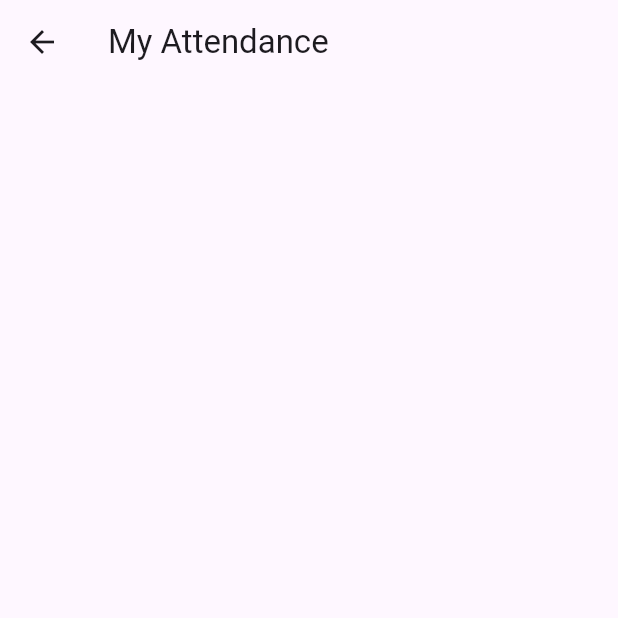
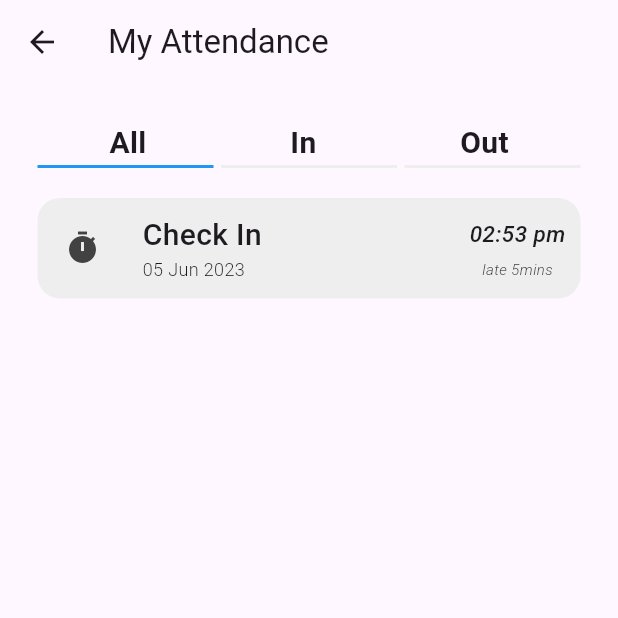
Before and after one commit to 00Leiner/GoWork, a Flutter app: the AttendanceView screen opened by its route, on a phone screen of 412 x 824 dp, the top half of it. Run offline on Flutter 3.47's test engine with Material 2 defaults, Android fonts, the phone set to English and light mode, and no system bars.

Commit message:
attend-1

```diff
--- /dev/null
+++ b/lib/comp/features/view/attendance/all_in_out_setup.dart
@@ -0,0 +1,74 @@
+// ignore_for_file: prefer_const_constructors, prefer_const_literals_to_create_immutables
+
+import 'package:flutter/material.dart';
+
+class AllInOutSetup extends StatelessWidget {
+  const AllInOutSetup({
+    super.key,
+  });
+
+  @override
+  Widget build(BuildContext context) {
+    return Padding(
+      padding: const EdgeInsets.only(bottom: 20.0),
+      child: Column(
+        children: [
+          Row(
+            mainAxisAlignment: MainAxisAlignment.spaceAround,
+            children: [
+              Text('All',
+                  style: TextStyle(
+                    fontSize: 20,
+                    fontWeight: FontWeight.w600,
+                  )),
+              Text('In',
+                  style: TextStyle(
+                    fontSize: 20,
+                    fontWeight: FontWeight.w600,
+                  )),
+              Text('Out',
+                  style: TextStyle(
+                    fontSize: 20,
+                    fontWeight: FontWeight.w600,
+                  )),
+            ],
+          ),
+          Row(
+            children: [
+              Expanded(
+                child: Container(
+                  height: 2,
+                  decoration: BoxDecoration(
+                    color: Colors.blue,
+                  ),
+                ),
+              ),
+              SizedBox(
+                width: 5,
+              ),
+              Expanded(
+                child: Container(
+                  height: 2,
+                  decoration: BoxDecoration(
+                    color: Colors.grey[200],
+                  ),
+                ),
+              ),
+              SizedBox(
+                width: 5,
+              ),
+              Expanded(
+                child: Container(
+                  height: 2,
+                  decoration: BoxDecoration(
+                    color: Colors.grey[200],
+                  ),
+                ),
+              ),
+            ],
+          ),
+        ],
+      ),
+    );
+  }
+}
--- a/lib/comp/home_page/setup/today_schedule_setup.dart
+++ /dev/null
@@ -1,83 +0,0 @@
-// ignore_for_file: prefer_const_constructors, prefer_const_literals_to_create_immutables
-
-import 'package:flutter/material.dart';
-import 'package:intl/intl.dart';
-
-class TodayScheduleSetup extends StatefulWidget {
-  const TodayScheduleSetup({
-    super.key,
-    required this.event,
-    required this.timeofevent,
-  });
-
-  final String event;
-  final String timeofevent;
-
-  @override
-  State<TodayScheduleSetup> createState() => _TodayScheduleSetupState();
-}
-
-class _TodayScheduleSetupState extends State<TodayScheduleSetup> {
-  DateTime currentDate = DateTime.now();
-  late int day;
-
-  @override
-  void initState() {
-    super.initState();
-    currentDate;
-    day = currentDate.day;
-  }
-
-  @override
-  Widget build(BuildContext context) {
-    String dayTitle = DateFormat('E, MMM').format(currentDate);
-
-    return Container(
-      decoration: BoxDecoration(
-          color: Colors.grey[300], borderRadius: BorderRadius.circular(20)),
-      child: Padding(
-        padding: const EdgeInsets.all(20.0),
-        child: Row(
-          children: [
-            Column(
-              children: [
-                Text(
-                  dayTitle.toString(),
-                  style: TextStyle(fontSize: 20, fontWeight: FontWeight.w500),
-                ),
-                Text(
-                  '$day',
-                  style: TextStyle(fontSize: 40, fontWeight: FontWeight.bold),
-                ),
-              ],
-            ),
-            Container(
-              width: 1,
-              height: 80,
-              color: Colors.grey[500],
-              margin: const EdgeInsets.symmetric(horizontal: 20),
-            ),
-            Padding(
-              padding: const EdgeInsets.only(left: 15),
-              child: Column(
-                crossAxisAlignment: CrossAxisAlignment.start,
-                children: [
-                  Text(
-                    widget.event,
-                    style: TextStyle(fontSize: 15, fontWeight: FontWeight.w500),
-                  ),
-                  SizedBox(
-                    height: 5,
-                  ),
-                  Text(
-                    widget.timeofevent,
-                  ),
-                ],
-              ),
-            ),
-          ],
-        ),
-      ),
-    );
-  }
-}
--- /dev/null
+++ b/lib/comp/schedule/today_schedule_setup.dart
@@ -0,0 +1,94 @@
+// ignore_for_file: prefer_const_constructors, prefer_const_literals_to_create_immutables
+
+import 'package:flutter/material.dart';
+import 'package:intl/intl.dart';
+
+class TodayScheduleSetup extends StatefulWidget {
+  const TodayScheduleSetup({
+    super.key,
+    required this.event,
+    required this.timeofevent,
+  });
+
+  final String event;
+  final String timeofevent;
+
+  @override
+  State<TodayScheduleSetup> createState() => _TodayScheduleSetupState();
+}
+
+class _TodayScheduleSetupState extends State<TodayScheduleSetup> {
+  DateTime currentDate = DateTime.now();
+  late int day;
+
+  @override
+  void initState() {
+    super.initState();
+    currentDate;
+    day = currentDate.day;
+  }
+
+  @override
+  Widget build(BuildContext context) {
+    String dayTitle = DateFormat('E, MMM').format(currentDate);
+
+    return GestureDetector(
+      onTap: () => showModalBottomSheet(
+        context: context,
+        builder: (context) => Container(
+          height: 400,
+        ),
+        shape: RoundedRectangleBorder(
+            borderRadius: BorderRadius.vertical(top: Radius.circular(30))),
+        barrierColor: Colors.black87.withOpacity(0.3),
+      ),
+      child: Container(
+        decoration: BoxDecoration(
+            color: Colors.grey[300], borderRadius: BorderRadius.circular(20)),
+        child: Padding(
+          padding: const EdgeInsets.all(20.0),
+          child: Row(
+            children: [
+              Column(
+                children: [
+                  Text(
+                    dayTitle.toString(),
+                    style: TextStyle(fontSize: 20, fontWeight: FontWeight.w500),
+                  ),
+                  Text(
+                    '$day',
+                    style: TextStyle(fontSize: 40, fontWeight: FontWeight.bold),
+                  ),
+                ],
+              ),
+              Container(
+                width: 1,
+                height: 80,
+                color: Colors.grey[500],
+                margin: const EdgeInsets.symmetric(horizontal: 20),
+              ),
+              Padding(
+                padding: const EdgeInsets.only(left: 15),
+                child: Column(
+                  crossAxisAlignment: CrossAxisAlignment.start,
+                  children: [
+                    Text(
+                      widget.event,
+                      style: TextStyle(fontSize: 15, fontWeight: FontWeight.w500),
+                    ),
+                    SizedBox(
+                      height: 5,
+                    ),
+                    Text(
+                      widget.timeofevent,
+                    ),
+                  ],
+                ),
+              ),
+            ],
+          ),
+        ),
+      ),
+    );
+  }
+}
--- a/lib/home_screen/features/btn/view/Attendance_view.dart
+++ b/lib/home_screen/features/btn/view/Attendance_view.dart
@@ -1,6 +1,7 @@
-// ignore_for_file: prefer_const_constructors
+// ignore_for_file: prefer_const_constructors, prefer_const_literals_to_create_immutables
 
 import 'package:flutter/material.dart';
+import 'package:gowork/comp/features/view/attendance/all_in_out_setup.dart';
 import 'package:gowork/cons/nav/routes.dart';
 
 class AttendanceView extends StatelessWidget {
@@ -20,7 +21,91 @@ class AttendanceView extends StatelessWidget {
             icon: Icon(Icons.arrow_back)),
         title: Text('My Attendance'),
       ),
-      body: Container(),
+      body: Padding(
+        padding: const EdgeInsets.all(25.0),
+        child: Column(
+          children: [
+            AllInOutSetup(),
+            Padding(
+              padding: const EdgeInsets.only(bottom: 10),
+              child: Container(
+                height: 67,
+                width: double.infinity,
+                decoration: BoxDecoration(
+                  borderRadius: BorderRadius.circular(15),
+                  color: Colors.grey[200],
+                ),
+                child: Padding(
+                  padding: EdgeInsets.all(10.0),
+                  child: Row(
+                    mainAxisAlignment: MainAxisAlignment.spaceBetween,
+                    children: [
+                      Row(
+                        children: [
+                          Container(
+                            decoration: BoxDecoration(
+                              borderRadius: BorderRadius.circular(5),
+                              // color: widget.color,
+                            ),
+                            child: Padding(
+                              padding: const EdgeInsets.all(8.0),
+                              child: Icon(
+                                Icons.timer,
+                                color: Colors.grey[800],
+                              ),
+                            ),
+                          ),
+                          SizedBox(
+                            width: 10,
+                          ),
+                          Padding(
+                            padding: const EdgeInsets.only(left: 10.0),
+                            child: Column(
+                              crossAxisAlignment: CrossAxisAlignment.start,
+                              children: [
+                                Text(
+                                  'Check In',
+                                  style: TextStyle(
+                                      fontSize: 20, fontWeight: FontWeight.w500),
+                                ),
+                                Text(
+                                  '05 Jun 2023',
+                                  style: TextStyle(
+                                      fontSize: 12,
+                                      fontWeight: FontWeight.w300),
+                                ),
+                              ],
+                            ),
+                          ),
+                        ],
+                      ),
+                      Column(
+                        mainAxisAlignment: MainAxisAlignment.spaceAround,
+                        children: [
+                          Text(
+                            '02:53 pm',
+                            style: TextStyle(
+                                fontSize: 15,
+                                fontStyle: FontStyle.italic,
+                                fontWeight: FontWeight.w500),
+                          ),
+                          Text(
+                            'late 5mins',
+                            style: TextStyle(
+                                fontSize: 10,
+                                fontStyle: FontStyle.italic,
+                                fontWeight: FontWeight.w300),
+                          ),
+                        ],
+                      )
+                    ],
+                  ),
+                ),
+              ),
+            ),
+          ],
+        ),
+      ),
     );
   }
 }
--- a/lib/home_screen/home.dart
+++ b/lib/home_screen/home.dart
@@ -5,7 +5,7 @@ import 'package:gowork/comp/home_page/btns/feature_buttons.dart';
 import 'package:gowork/comp/home_page/others/sub_title.dart';
 import 'package:gowork/col/collection_of_activities.dart';
 import 'package:gowork/comp/home_page/setup/header_setup.dart';
-import 'package:gowork/comp/home_page/setup/today_schedule_setup.dart';
+import 'package:gowork/comp/schedule/today_schedule_setup.dart';
 
 class HomePage extends StatefulWidget {
   const HomePage({super.key});
```
